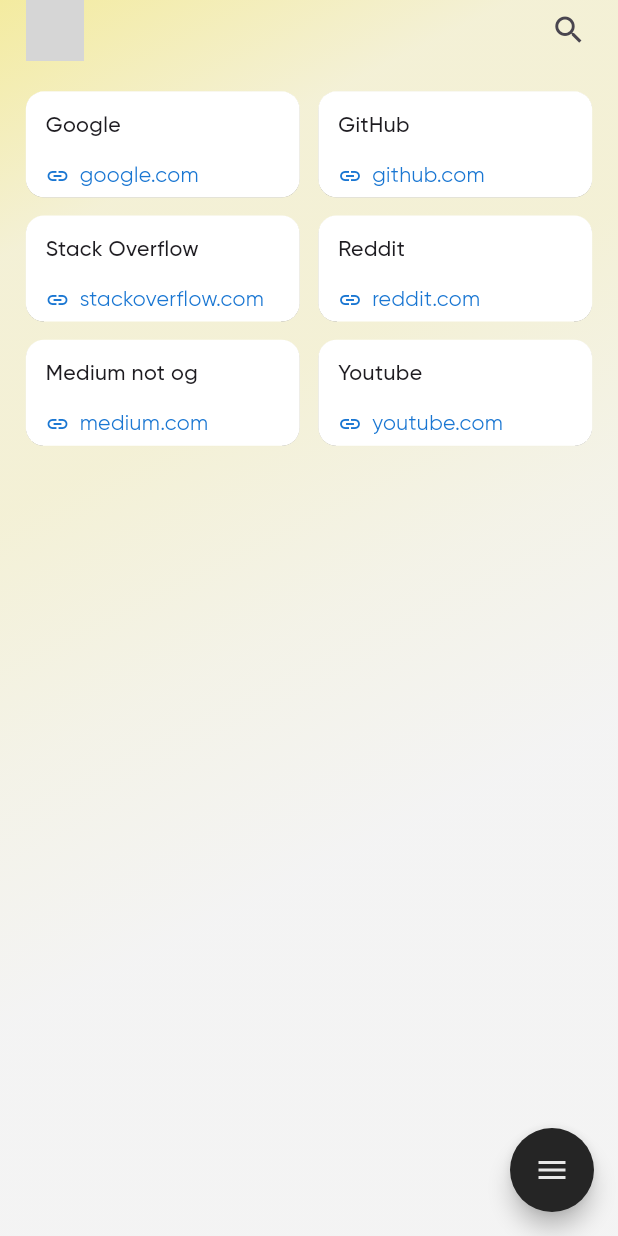
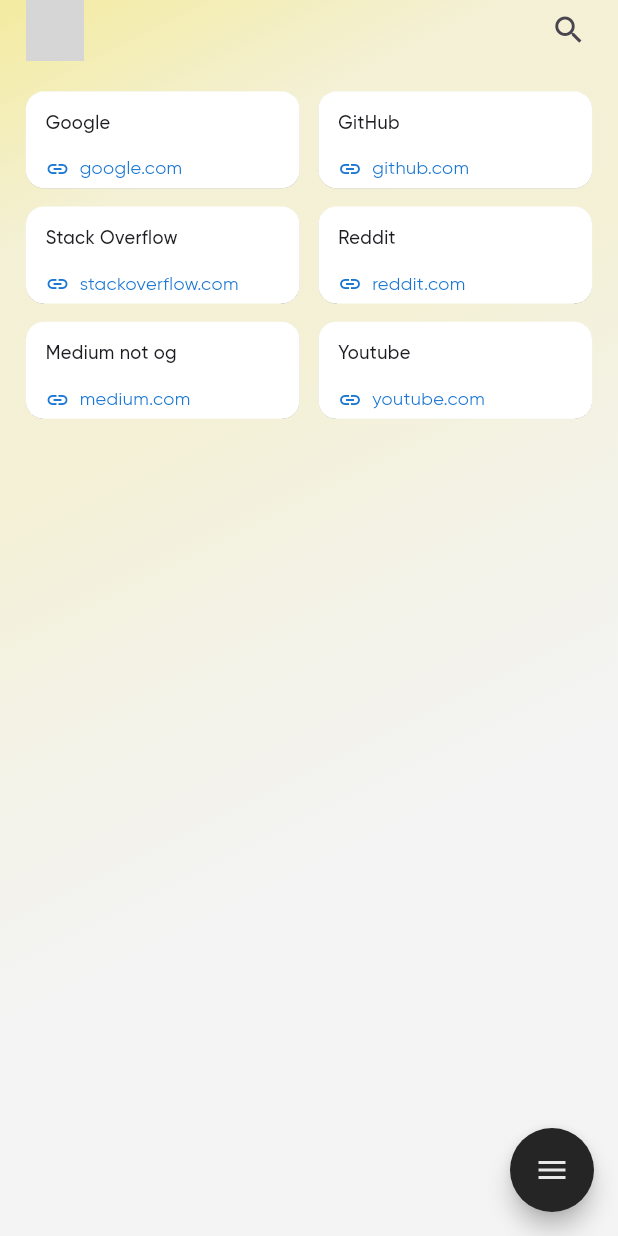
Before and after one commit to markonehq/bookmark, a Flutter app: the screen it shows after launch, on a phone screen of 412 x 824 dp. Run offline on Flutter 3.47's test engine with Material 3 defaults, Android fonts, the phone set to English and light mode, and no system bars; drawn by our look-alikes of flutter_speed_dial; our stand-ins replace flutter_markdown, flutter_screenutil, flutter_svg, get_storage, injectable, logger and 3 more; missing offline and left inert: metadata_fetch; generated files the repository leaves out were written again; network calls fail; grey boxes are pictures that could not be loaded.

Commit message:
feat: Refactor UI components and update font styles

```diff
--- a/lib/ui/bottom_sheets/search/search_sheet.dart
+++ b/lib/ui/bottom_sheets/search/search_sheet.dart
@@ -33,7 +33,7 @@
             Center(
               child: Text(
                 'Search',
-                style: font.body(fontWeight: FontWeight.bold, fontSize: 18),
+                style: font.b3(fontWeight: FontWeight.bold, fontSize: 18),
               ),
             ),
             SizedBox(height: 16.h),
@@ -86,7 +86,7 @@
                       children: [
                         const Icon(Icons.done_outlined, size: 8),
                         SizedBox(width: 8.w),
-                        Expanded(child: Text(source, style: font.body())),
+                        Expanded(child: Text(source, style: font.b3())),
                       ],
                     ),
                   );
--- a/lib/ui/common/app_font.dart
+++ b/lib/ui/common/app_font.dart
@@ -4,21 +4,8 @@
 class FontTheme {
   static const String _defaultFont = 'Gilroy';
 
-  TextStyle display({
-    Color? color,
-    FontWeight fontWeight = FontWeight.w300,
-    double fontSize = 42,
-    String fontFamily = _defaultFont,
-  }) {
-    return TextStyle(
-      fontSize: fontSize.sp,
-      fontFamily: fontFamily,
-      fontWeight: fontWeight,
-      color: color,
-    );
-  }
-
-  TextStyle header({
+  // Header styles
+  TextStyle h1({
     Color? color,
     FontWeight fontWeight = FontWeight.w700,
     double fontSize = 34,
@@ -32,23 +19,9 @@
     );
   }
 
-  TextStyle eventCard({
+  TextStyle h2({
     Color? color,
     FontWeight fontWeight = FontWeight.w600,
-    double fontSize = 30,
-    String fontFamily = _defaultFont,
-  }) {
-    return TextStyle(
-      fontSize: fontSize.sp,
-      fontFamily: fontFamily,
-      fontWeight: fontWeight,
-      color: color,
-    );
-  }
-
-  TextStyle title({
-    Color? color,
-    FontWeight fontWeight = FontWeight.w500,
     double fontSize = 28,
     String fontFamily = _defaultFont,
   }) {
@@ -60,25 +33,23 @@
     );
   }
 
-  TextStyle title2({
+  TextStyle h3({
     Color? color,
-    FontWeight fontWeight = FontWeight.w300,
+    FontWeight fontWeight = FontWeight.w500,
     double fontSize = 22,
     String fontFamily = _defaultFont,
-    double? height,
   }) {
     return TextStyle(
       fontSize: fontSize.sp,
       fontFamily: fontFamily,
       fontWeight: fontWeight,
       color: color,
-      height: height,
     );
   }
 
-  TextStyle medium({
+  TextStyle h4({
     Color? color,
-    FontWeight fontWeight = FontWeight.w400,
+    FontWeight fontWeight = FontWeight.bold,
     double fontSize = 18,
     String fontFamily = _defaultFont,
   }) {
@@ -90,10 +61,10 @@
     );
   }
 
-  TextStyle paragraph({
+  TextStyle h5({
     Color? color,
-    FontWeight fontWeight = FontWeight.w400,
-    double fontSize = 20,
+    FontWeight fontWeight = FontWeight.bold,
+    double fontSize = 16,
     String fontFamily = _defaultFont,
   }) {
     return TextStyle(
@@ -104,7 +75,8 @@
     );
   }
 
-  TextStyle body({
+  // Body styles
+  TextStyle b1({
     Color? color,
     FontWeight fontWeight = FontWeight.w400,
     double fontSize = 16,
@@ -120,7 +92,7 @@
     );
   }
 
-  TextStyle caption({
+  TextStyle b2({
     Color? color,
     FontWeight fontWeight = FontWeight.w400,
     double fontSize = 14,
@@ -134,7 +106,7 @@
     );
   }
 
-  TextStyle small({
+  TextStyle b3({
     Color? color,
     FontWeight fontWeight = FontWeight.w400,
     double fontSize = 12,
@@ -147,4 +119,32 @@
       color: color,
     );
   }
+
+  TextStyle b4({
+    Color? color,
+    FontWeight fontWeight = FontWeight.w300,
+    double fontSize = 10,
+    String fontFamily = _defaultFont,
+  }) {
+    return TextStyle(
+      fontSize: fontSize.sp,
+      fontFamily: fontFamily,
+      fontWeight: fontWeight,
+      color: color,
+    );
+  }
+
+  TextStyle b5({
+    Color? color,
+    FontWeight fontWeight = FontWeight.w300,
+    double fontSize = 8,
+    String fontFamily = _defaultFont,
+  }) {
+    return TextStyle(
+      fontSize: fontSize.sp,
+      fontFamily: fontFamily,
+      fontWeight: fontWeight,
+      color: color,
+    );
+  }
 }
--- a/lib/ui/views/home/home_view_components.dart
+++ b/lib/ui/views/home/home_view_components.dart
@@ -39,7 +39,7 @@
           padding: EdgeInsets.all(12.w),
           child: Text(
             title,
-            style: font.caption(fontWeight: FontWeight.w500),
+            style: font.b3(fontWeight: FontWeight.w500),
             maxLines: 4,
             overflow: TextOverflow.ellipsis,
           ),
@@ -70,7 +70,7 @@
                     link
                         .replaceAll(RegExp(r'^(https?:\/\/)?(www\.)?'), '')
                         .split('/')[0],
-                    style: font.caption(color: Colors.blue[700]),
+                    style: font.b3(color: Colors.blue[700]),
                     maxLines: 1,
                     overflow: TextOverflow.ellipsis,
                   ),
--- a/pubspec.yaml
+++ b/pubspec.yaml
@@ -23,6 +23,7 @@
   flutter_markdown: ^0.7.7
   metadata_fetch: ^0.4.1
   flutter_speed_dial: ^5.0.0
+  flutter_svg: ^2.1.0
 
 dev_dependencies:
   build_runner: ^2.4.5
@@ -34,6 +35,10 @@
 
 flutter:
   uses-material-design: true
+
+  assets:
+    - assets/icons/
+    - assets/icons/settings/
 
   fonts:
     - family: Gilroy
```
Also changed, not shown: lib/main.dart (+2 -5 lines), lib/ui/bottom_sheets/settings/settings_sheet.dart (+136 -35 lines), assets/icons/settings/gear.svg (added), pubspec.lock.
